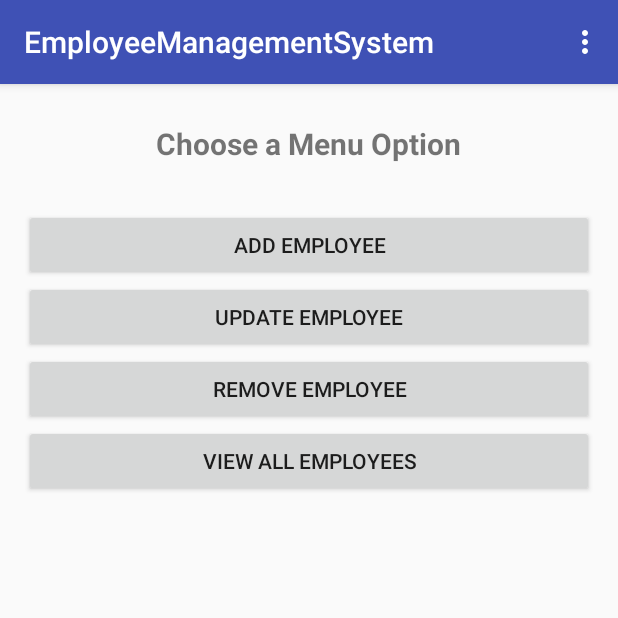
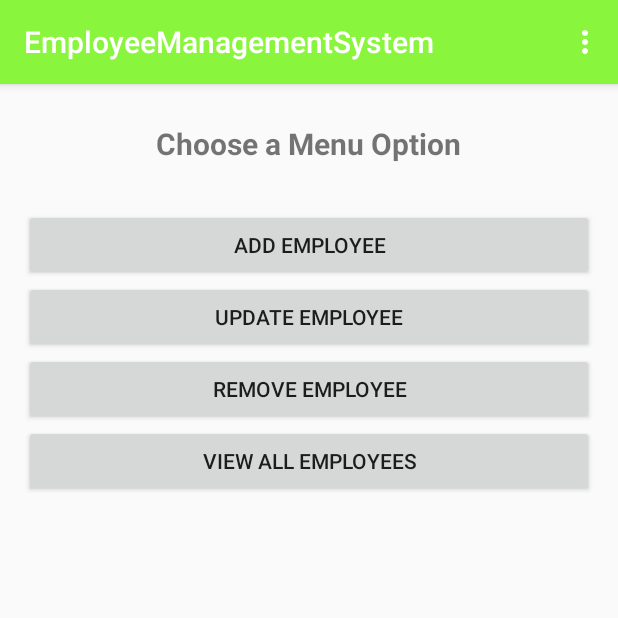
Before and after one commit to rizkipm/CrudSqliteApps, an Android app: the screen it shows after launch (MainActivity), on a phone screen of 412 x 824 dp, the top half of it. Run offline under Robolectric (Android 15) with nearby library versions, the phone set to English and light mode, and no system bars.

Commit message:
change bar color
change bar color

```diff
--- a/app/src/main/res/values/colors.xml
+++ b/app/src/main/res/values/colors.xml
@@ -1,6 +1,6 @@
 <?xml version="1.0" encoding="utf-8"?>
 <resources>
-    <color name="colorPrimary">#3F51B5</color>
-    <color name="colorPrimaryDark">#303F9F</color>
+    <color name="colorPrimaryDark">#2c960c</color>
+    <color name="colorPrimary">#89f53c</color>
     <color name="colorAccent">#FF4081</color>
 </resources>
```
